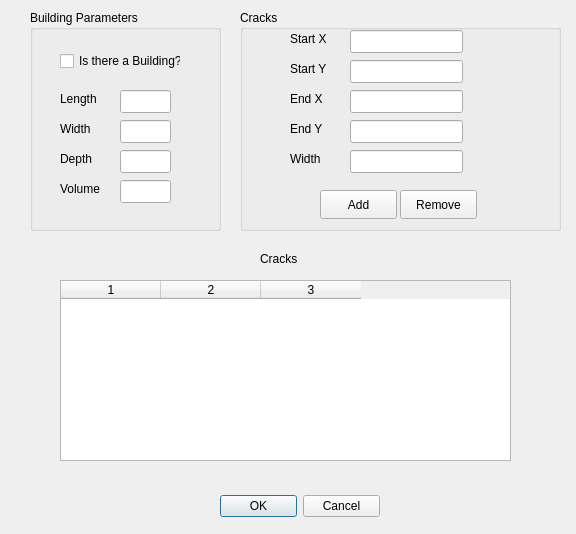
The window that Experimental/VaporIntrusionGUI/VaporIntrusionDelegate/BuildingDialog.ui (perryiv/cadkit) describes before a commit, drawn with Qt 5.
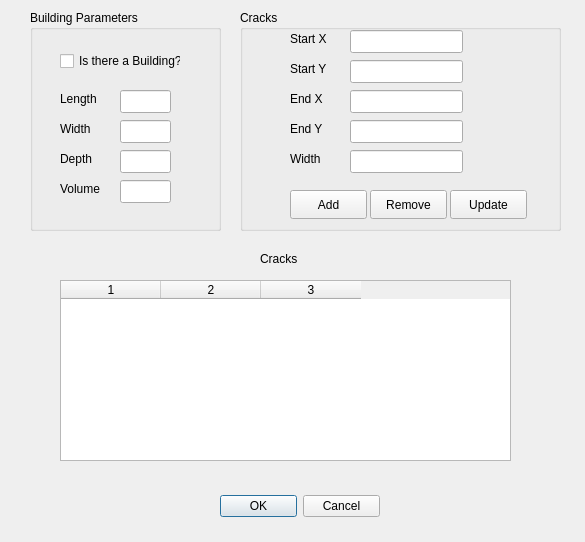
The same window after the commit.

Diff of the .ui file:
```diff
--- a/Experimental/VaporIntrusionGUI/VaporIntrusionDelegate/BuildingDialog.ui
+++ b/Experimental/VaporIntrusionGUI/VaporIntrusionDelegate/BuildingDialog.ui
@@ -5,8 +5,8 @@
    <rect>
     <x>0</x>
     <y>0</y>
-    <width>576</width>
-    <height>534</height>
+    <width>585</width>
+    <height>542</height>
    </rect>
   </property>
   <property name="windowTitle" >
@@ -180,7 +180,7 @@
    <widget class="QPushButton" name="addButton" >
     <property name="geometry" >
      <rect>
-      <x>80</x>
+      <x>50</x>
       <y>180</y>
       <width>77</width>
       <height>29</height>
@@ -193,7 +193,7 @@
    <widget class="QPushButton" name="removeButton" >
     <property name="geometry" >
      <rect>
-      <x>160</x>
+      <x>130</x>
       <y>180</y>
       <width>77</width>
       <height>29</height>
@@ -318,6 +318,19 @@
      <string>Width</string>
     </property>
    </widget>
+   <widget class="QPushButton" name="updateButton" >
+    <property name="geometry" >
+     <rect>
+      <x>210</x>
+      <y>180</y>
+      <width>77</width>
+      <height>29</height>
+     </rect>
+    </property>
+    <property name="text" >
+     <string>Update</string>
+    </property>
+   </widget>
   </widget>
   <widget class="QLabel" name="label" >
    <property name="geometry" >
```
